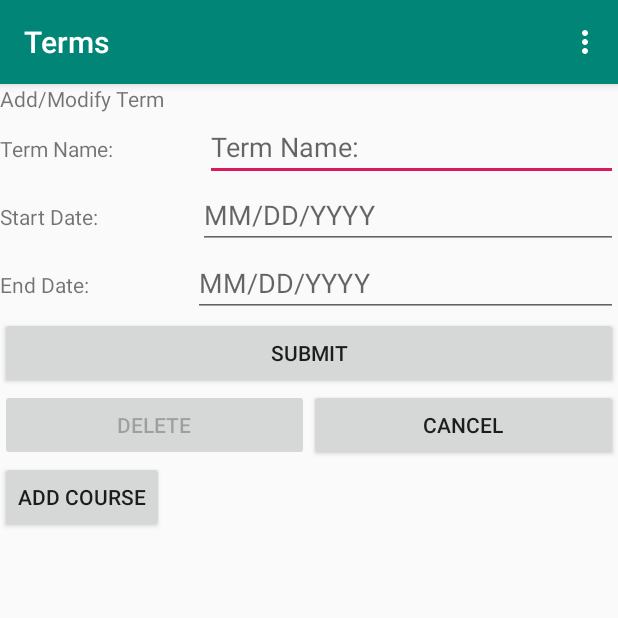
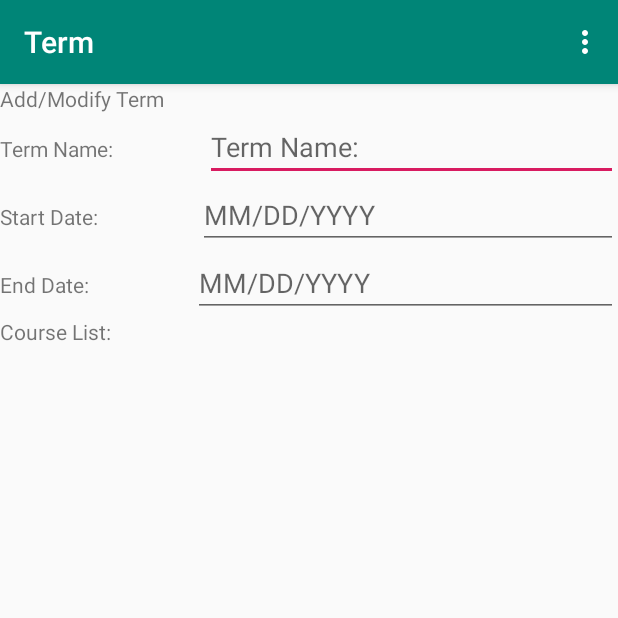
Before and after one commit to aaronsamala/SchedulerTracker, an Android app: the TermController screen opened directly, with no data from a screen before it, on a phone screen of 412 x 824 dp, the top half of it. Run offline under Robolectric (Android 15) with nearby library versions, the phone set to English and light mode, and no system bars.

Commit message:
Fixed Menus; FMC!

```diff
--- a/app/src/main/AndroidManifest.xml
+++ b/app/src/main/AndroidManifest.xml
@@ -20,9 +20,11 @@
             </intent-filter>
         </activity>
         <activity android:name=".TermController"
-            android:label="Terms"
+            android:label="Term"
             android:theme="@style/AppTheme.NoActionBar"></activity>
-        <activity android:name=".CourseController"></activity>
+        <activity android:name=".CourseController"
+            android:label="Course"
+            android:theme="@style/AppTheme.NoActionBar"></activity>
         <receiver android:name=".CourseStartAlarmReceiver"
             android:enabled="true"
             android:exported="true">
--- a/app/src/main/java/com/example/schedulertracker/TermController.java
+++ b/app/src/main/java/com/example/schedulertracker/TermController.java
@@ -1,9 +1,6 @@
 package com.example.schedulertracker;
 
-import android.app.AlarmManager;
 import android.app.DatePickerDialog;
-import android.app.PendingIntent;
-import android.content.Context;
 import android.content.Intent;
 import android.os.Bundle;
 import android.support.v7.app.AppCompatActivity;
@@ -11,10 +8,10 @@ import android.support.v7.widget.Toolbar;
 import android.util.Log;
 import android.view.Menu;
 import android.view.MenuInflater;
+import android.view.MenuItem;
 import android.view.View;
 import android.widget.AdapterView;
 import android.widget.ArrayAdapter;
-import android.widget.Button;
 import android.widget.DatePicker;
 import android.widget.EditText;
 import android.widget.LinearLayout;
@@ -28,15 +25,11 @@ import java.util.List;
 import java.util.Locale;
 
 public class TermController  extends AppCompatActivity {
-    private Button btnCancel;
-    private Button btnSubmit;
-    private Button btnDelete;
     MainActivity mainActivity;
     boolean isNew = true;
     Long termID;
     int position;
 
-    private Button btnAddCourse;
     private DBDataSource datasource;
     List<Course> courseValues;
     CourseController courseController;
@@ -48,6 +41,7 @@ public class TermController  extends AppCompatActivity {
     Calendar calendar;
     EditText termStartDate, termEndDate;
     //int year, month, day;
+    MenuItem addCourse;
 
 
 
@@ -57,7 +51,10 @@ public class TermController  extends AppCompatActivity {
         setContentView(R.layout.activity_term);
         Toolbar toolbar = findViewById(R.id.toolbar2);
         setSupportActionBar(toolbar);
+        invalidateOptionsMenu();
 
+
+        //addCourse.setVisible(false);
         //mainActivity = new MainActivity();
         //mainActivity.setTermController(this);
         //datasource = new DBDataSource(this);
@@ -125,13 +122,6 @@ public class TermController  extends AppCompatActivity {
 
 
 
-        btnDelete = (Button) findViewById(R.id.btnDelete);
-
-        btnDelete.setOnClickListener(new View.OnClickListener() {
-            @Override
-            public void onClick(View view) { deleteTerm(); }
-        });
-        btnDelete.setEnabled(false);
 
         if (!isNew){
             EditText edit = (EditText)findViewById(R.id.editTermName);
@@ -143,7 +133,6 @@ public class TermController  extends AppCompatActivity {
             termID = intent.getLongExtra("termID",999);
             Log.d("TermID_ONLOAD", termID.toString());
             position = intent.getIntExtra("position",999);
-            btnDelete.setEnabled(true);
 
 
             //MainActivity getContext = (MainActivity)getApplicationContext();
@@ -156,31 +145,9 @@ public class TermController  extends AppCompatActivity {
             //filter for only the applicable courses
             //filterCourses();
             setCourseList();
-            btnAddCourse = (Button) findViewById(R.id.btnAddCourse);
 
-            btnAddCourse.setOnClickListener(new View.OnClickListener() {
-                @Override
-                public void onClick(View view) { btnAddCourse(); }
-            });
         }
 
-        btnCancel = (Button) findViewById(R.id.btnCancel);
-
-        btnCancel.setOnClickListener(new View.OnClickListener() {
-            @Override
-            public void onClick(View view) { finish(); }
-        });
-
-        btnSubmit = (Button) findViewById(R.id.btnSubmit);
-
-        btnSubmit.setOnClickListener(new View.OnClickListener() {
-            @Override
-            public void onClick(View view) {
-
-                addTerm();
-
-            }
-        });
 
 
 
@@ -221,6 +188,43 @@ public class TermController  extends AppCompatActivity {
     public boolean onCreateOptionsMenu(Menu menu) {
         MenuInflater inflater = getMenuInflater();
         inflater.inflate(R.menu.menu_term, menu);
+        menu.findItem(R.id.save_submit).setVisible(true);
+        menu.findItem(R.id.delete_term).setVisible(true);
+        menu.findItem(R.id.add_course).setVisible(true);
+
+        menu.findItem(R.id.set_course_alarm).setVisible(false);
+        menu.findItem(R.id.send_note).setVisible(false);
+        menu.findItem(R.id.set_assessment_alarm).setVisible(false);
+        if (!isNew) {
+            menu.findItem(R.id.add_course).setEnabled(true);
+            menu.findItem(R.id.delete_term).setEnabled(true);
+        }
+        return true;
+    }
+
+    @Override
+    public boolean onOptionsItemSelected(MenuItem item) {
+        switch (item.getItemId()) {
+            // action with ID action_refresh was selected
+            case R.id.save_submit:
+                addTerm();
+                break;
+            case R.id.add_course:
+                btnAddCourse();
+                break;
+            // action with ID action_settings was selected
+            case R.id.delete_term:
+                deleteTerm();
+
+                break;
+            case R.id.cancel:
+                finish();
+
+                break;
+            default:
+                break;
+        }
+
         return true;
     }
     private void launchCourseScreen(Course course, int position) {
--- a/app/src/main/res/layout/activity_term.xml
+++ b/app/src/main/res/layout/activity_term.xml
@@ -20,7 +20,7 @@
 
         <android.support.v7.widget.Toolbar
             android:id="@+id/toolbar2"
-            app:title="Terms"
+            app:title="Term"
             android:layout_width="match_parent"
             android:layout_height="?attr/actionBarSize"
             android:background="?attr/colorPrimary"
@@ -115,47 +115,12 @@
             android:layout_height="wrap_content"
             android:orientation="horizontal">
 
-            <Button
-                android:id="@+id/btnSubmit"
+            <TextView
+                android:id="@+id/textView2"
                 android:layout_width="wrap_content"
                 android:layout_height="wrap_content"
                 android:layout_weight="1"
-                android:text="@string/submit" />
-
-        </LinearLayout>
-
-        <LinearLayout
-            android:layout_width="match_parent"
-            android:layout_height="wrap_content"
-            android:orientation="horizontal">
-
-            <Button
-                android:id="@+id/btnDelete"
-                android:layout_width="wrap_content"
-                android:layout_height="wrap_content"
-                android:layout_weight="1"
-                android:enabled="false"
-                android:text="delete"
-                android:visibility="visible" />
-
-            <Button
-                android:id="@+id/btnCancel"
-                android:layout_width="wrap_content"
-                android:layout_height="wrap_content"
-                android:layout_weight="1"
-                android:text="@string/cancel" />
-        </LinearLayout>
-
-        <LinearLayout
-            android:layout_width="match_parent"
-            android:layout_height="wrap_content"
-            android:orientation="horizontal">
-
-            <Button
-                android:id="@+id/btnAddCourse"
-                android:layout_width="wrap_content"
-                android:layout_height="wrap_content"
-                android:text="Add Course" />
+                android:text="Course List:" />
         </LinearLayout>
 
         <ListView
--- a/app/src/main/res/menu/menu_term.xml
+++ b/app/src/main/res/menu/menu_term.xml
@@ -2,12 +2,43 @@
     xmlns:app="http://schemas.android.com/apk/res-auto"
     xmlns:tools="http://schemas.android.com/tools"
     tools:context="com.example.schedulertracker.TermController">
+
     <item
-        android:id="@+id/action_settings"
-        android:orderInCategory="100"
-        android:title="@string/action_settings"
-        app:showAsAction="never" />
-    <item android:id="@+id/action_settings2"
-        android:title="@string/action_settings"
+        android:id="@+id/save_submit"
+        android:title="Save/Submit"
         app:showAsAction="never"/>
+    <item
+        android:id="@+id/delete_term"
+        android:title="Delete Term"
+        app:showAsAction="never"
+        android:enabled="false"/>
+    <item
+        android:id="@+id/add_course"
+        android:title="Add Course"
+        app:showAsAction="never"
+        android:enabled="false"/>
+
+
+    <item
+        android:id="@+id/set_course_alarm"
+        android:title="Set course alarms"
+        app:showAsAction="never"
+        android:visible="false"/>
+
+    <item
+        android:id="@+id/send_note"
+        android:title="Send Note"
+        app:showAsAction="never"
+        android:visible="false"/>
+    <item
+        android:id="@+id/set_assessment_alarm"
+        android:title="Set assessment alarm"
+        app:showAsAction="never"
+        android:visible="false"/>
+    <item
+        android:id="@+id/cancel"
+        android:title="Cancel"
+        app:showAsAction="never"
+        android:enabled="true"
+        android:visible="false"/>
 </menu>
```
Also changed, not shown: app/src/main/java/com/example/schedulertracker/CourseController.java (+53 -42 lines), app/src/main/res/layout/activity_course.xml (+33 -55 lines), app/src/main/res/menu/menu_course.xml (added, +7 -0 lines).
